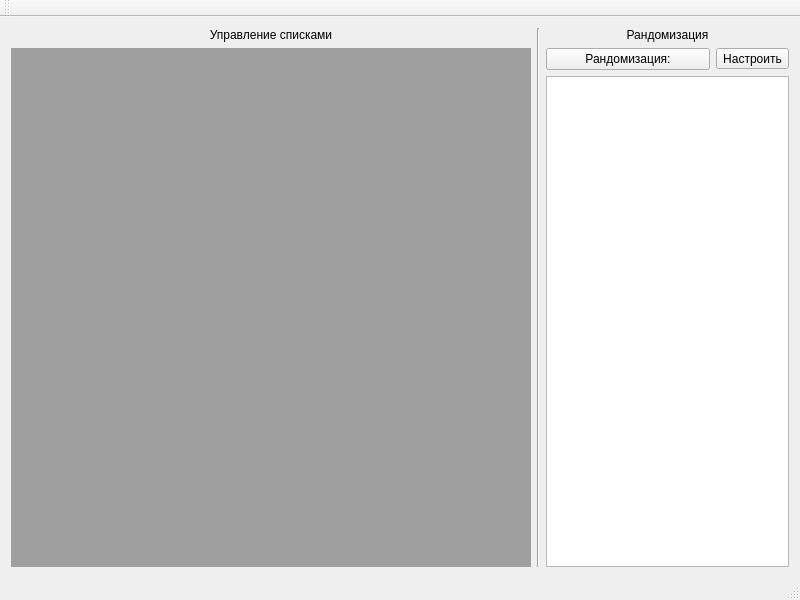
Qt form gui/mainwindow.ui (moevm/-gui-1h2018-41) before a commit.
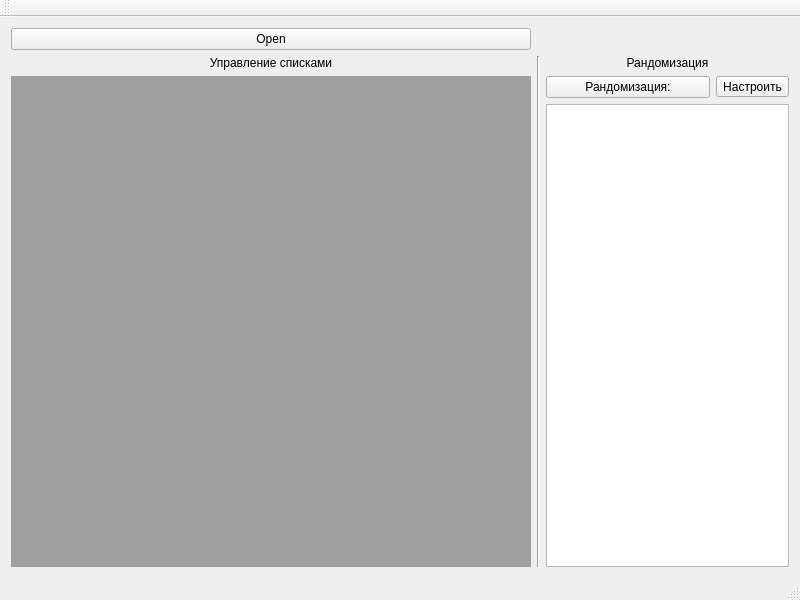
The same form after that commit.

Commit message: Добавлена кнопка открытия файла

What changed in the file:
```diff
--- a/gui/mainwindow.ui
+++ b/gui/mainwindow.ui
@@ -15,7 +15,7 @@
   </property>
   <widget class="QWidget" name="centralWidget">
    <layout class="QGridLayout" name="gridLayout">
-    <item row="0" column="0">
+    <item row="1" column="0">
      <widget class="QLabel" name="label">
       <property name="text">
        <string>Управление списками</string>
@@ -25,14 +25,14 @@
       </property>
      </widget>
     </item>
-    <item row="0" column="1" rowspan="3">
+    <item row="1" column="1" rowspan="3">
      <widget class="Line" name="line">
       <property name="orientation">
        <enum>Qt::Vertical</enum>
       </property>
      </widget>
     </item>
-    <item row="0" column="2" colspan="2">
+    <item row="1" column="2" colspan="2">
      <widget class="QLabel" name="label_2">
       <property name="text">
        <string>Рандомизация</string>
@@ -42,7 +42,7 @@
       </property>
      </widget>
     </item>
-    <item row="1" column="0" rowspan="2">
+    <item row="2" column="0" rowspan="2">
      <widget class="QMdiArea" name="mdiArea">
       <property name="verticalScrollBarPolicy">
        <enum>Qt::ScrollBarAsNeeded</enum>
@@ -67,23 +67,30 @@
       </property>
      </widget>
     </item>
-    <item row="1" column="2">
-     <widget class="QPushButton" name="pushButton">
+    <item row="2" column="2">
+     <widget class="QPushButton" name="randomizePushButton">
       <property name="text">
        <string>Рандомизация:</string>
       </property>
      </widget>
     </item>
-    <item row="1" column="3">
+    <item row="2" column="3">
      <widget class="QToolButton" name="toolButton">
       <property name="text">
        <string>Настроить</string>
       </property>
      </widget>
     </item>
-    <item row="2" column="2" colspan="2">
+    <item row="3" column="2" colspan="2">
      <widget class="QListWidget" name="listWidget"/>
     </item>
+    <item row="0" column="0">
+     <widget class="QPushButton" name="openPushButton">
+      <property name="text">
+       <string>Open</string>
+      </property>
+     </widget>
+    </item>
    </layout>
   </widget>
   <widget class="QMenuBar" name="menuBar">
```
The commit also changes 1 other file.
